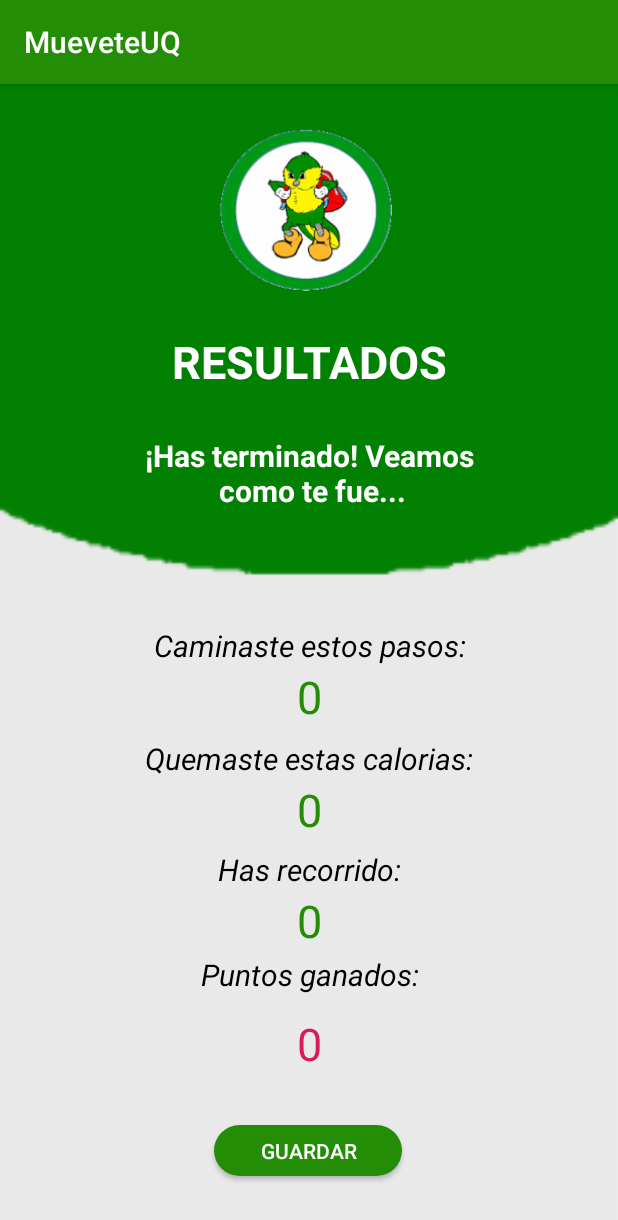
After one commit to MariaPaulaS/MueveteUQPodometro, an Android app: the ResultRaceActivity screen opened directly, with no data from a screen before it, on a phone screen of 412 x 824 dp. The commit adds this screen. Shown: the top 1220 px of the screen. Run offline under Robolectric (Android 15) with nearby library versions, the phone set to English and light mode, and no system bars.

Commit message:
Creada vista de resumen de resultados

```diff
--- /dev/null
+++ b/app/src/main/java/com/uniquindio/mueveteuq/activities/ResultRaceActivity.java
@@ -0,0 +1,16 @@
+package com.uniquindio.mueveteuq.activities;
+
+import androidx.appcompat.app.AppCompatActivity;
+
+import android.os.Bundle;
+
+import com.uniquindio.mueveteuq.R;
+
+public class ResultRaceActivity extends AppCompatActivity {
+
+    @Override
+    protected void onCreate(Bundle savedInstanceState) {
+        super.onCreate(savedInstanceState);
+        setContentView(R.layout.activity_result_race);
+    }
+}
--- a/app/src/main/java/com/uniquindio/mueveteuq/fragments/mapZone/MapFragment.java
+++ b/app/src/main/java/com/uniquindio/mueveteuq/fragments/mapZone/MapFragment.java
@@ -199,8 +199,8 @@ public class MapFragment extends Fragment implements OnMapReadyCallback, Locatio
             @Override
             public void onClick(View view) {
 
-
-                if (service != null) {
+                //Si el servicio esta corriendo y el estado es true
+                if (service != null && status) {
 
                     running = false;
                     ponerMarcadorInicioFin();
--- /dev/null
+++ b/app/src/main/res/layout/activity_result_race.xml
@@ -0,0 +1,219 @@
+<?xml version="1.0" encoding="utf-8"?>
+<androidx.constraintlayout.widget.ConstraintLayout xmlns:android="http://schemas.android.com/apk/res/android"
+    xmlns:app="http://schemas.android.com/apk/res-auto"
+    xmlns:tools="http://schemas.android.com/tools"
+    android:layout_width="match_parent"
+    android:layout_height="match_parent"
+    android:background="@drawable/fondo_r"
+    tools:context="com.uniquindio.mueveteuq.activities.ResultRaceActivity">
+
+
+    <androidx.constraintlayout.widget.ConstraintLayout
+        android:id="@+id/linearLayout4"
+        android:layout_width="match_parent"
+
+        android:layout_height="match_parent"
+        android:gravity="bottom"
+        tools:layout_editor_absoluteX="16dp"
+        tools:layout_editor_absoluteY="55dp">
+
+
+        <TextView
+            android:id="@+id/txtPasos"
+            android:layout_width="0dp"
+            android:layout_height="wrap_content"
+            android:layout_marginStart="9dp"
+            android:layout_marginEnd="9dp"
+            android:layout_marginBottom="380dp"
+            android:gravity="center"
+            android:text="Caminaste estos pasos:"
+            android:textColor="@color/kuro"
+            android:textSize="20sp"
+            android:textStyle="italic"
+            app:layout_constraintBottom_toBottomOf="parent"
+            app:layout_constraintEnd_toEndOf="parent"
+            app:layout_constraintHorizontal_bias="0.0"
+            app:layout_constraintStart_toStartOf="parent" />
+
+        <TextView
+            android:id="@+id/txtResPasos"
+            android:layout_width="0dp"
+            android:layout_height="wrap_content"
+            android:layout_marginStart="9dp"
+            android:layout_marginLeft="9dp"
+            android:layout_marginEnd="9dp"
+            android:layout_marginRight="9dp"
+            android:gravity="center"
+            android:text="0"
+            android:textColor="@color/midori"
+            android:textSize="30sp"
+            app:layout_constraintEnd_toEndOf="parent"
+            app:layout_constraintStart_toStartOf="parent"
+            app:layout_constraintTop_toBottomOf="@+id/txtPasos" />
+
+
+        <TextView
+            android:id="@+id/txtCalorias"
+            android:layout_width="0dp"
+            android:layout_height="wrap_content"
+            android:layout_marginStart="9dp"
+            android:layout_marginLeft="9dp"
+            android:layout_marginTop="7dp"
+            android:layout_marginEnd="9dp"
+            android:layout_marginRight="9dp"
+            android:gravity="center"
+            android:text="Quemaste estas calorias:"
+            android:textColor="@color/kuro"
+            android:textSize="20sp"
+            android:textStyle="italic"
+            app:layout_constraintEnd_toEndOf="parent"
+            app:layout_constraintStart_toStartOf="parent"
+            app:layout_constraintTop_toBottomOf="@+id/txtResPasos" />
+
+
+        <TextView
+            android:id="@+id/txtResCalorias"
+            android:layout_width="0dp"
+            android:layout_height="wrap_content"
+            android:layout_marginStart="9dp"
+            android:layout_marginLeft="9dp"
+            android:layout_marginEnd="9dp"
+            android:layout_marginRight="9dp"
+            android:gravity="center"
+            android:text="0"
+            android:textColor="@color/midori"
+            android:textSize="30sp"
+            app:layout_constraintEnd_toEndOf="parent"
+            app:layout_constraintStart_toStartOf="parent"
+            app:layout_constraintTop_toBottomOf="@+id/txtCalorias" />
+
+
+        <TextView
+            android:id="@+id/txtDistancia"
+            android:layout_width="0dp"
+            android:layout_height="wrap_content"
+            android:layout_marginStart="9dp"
+            android:layout_marginLeft="9dp"
+            android:layout_marginTop="6dp"
+            android:layout_marginEnd="9dp"
+            android:layout_marginRight="9dp"
+            android:gravity="center"
+            android:text="Has recorrido:"
+            android:textColor="@color/kuro"
+            android:textSize="20sp"
+            android:textStyle="italic"
+            app:layout_constraintEnd_toEndOf="parent"
+            app:layout_constraintStart_toStartOf="parent"
+            app:layout_constraintTop_toBottomOf="@+id/txtResCalorias" />
+
+
+        <TextView
+            android:id="@+id/txtResDistancia"
+            android:layout_width="0dp"
+            android:layout_height="wrap_content"
+            android:layout_marginStart="9dp"
+            android:layout_marginLeft="9dp"
+            android:layout_marginEnd="9dp"
+            android:layout_marginRight="9dp"
+            android:gravity="center"
+            android:text="0"
+            android:textColor="@color/midori"
+            android:textSize="30sp"
+            app:layout_constraintEnd_toEndOf="parent"
+            app:layout_constraintStart_toStartOf="parent"
+            app:layout_constraintTop_toBottomOf="@+id/txtDistancia" />
+
+
+        <TextView
+            android:id="@+id/txtPoints"
+            android:layout_width="0dp"
+            android:layout_height="wrap_content"
+            android:layout_marginStart="9dp"
+            android:layout_marginEnd="9dp"
+            android:layout_marginBottom="12dp"
+            android:gravity="center"
+            android:text="Puntos ganados:"
+            android:textColor="@color/kuro"
+            android:textSize="20sp"
+            android:textStyle="italic"
+            app:layout_constraintBottom_toTopOf="@+id/txtResPoints"
+            app:layout_constraintEnd_toEndOf="parent"
+            app:layout_constraintHorizontal_bias="0.0"
+            app:layout_constraintStart_toStartOf="parent" />
+
+        <TextView
+            android:id="@+id/txtResPoints"
+            android:layout_width="0dp"
+            android:layout_height="wrap_content"
+            android:layout_marginStart="9dp"
+            android:layout_marginEnd="9dp"
+            android:layout_marginBottom="108dp"
+            android:gravity="center"
+            android:text="0"
+            android:textColor="@color/colorAccent"
+            android:textSize="30sp"
+            app:layout_constraintBottom_toBottomOf="parent"
+            app:layout_constraintEnd_toEndOf="parent"
+            app:layout_constraintHorizontal_bias="1.0"
+            app:layout_constraintStart_toStartOf="parent" />
+
+        <TextView
+            android:id="@+id/txtMessage"
+            android:layout_width="match_parent"
+            android:layout_height="wrap_content"
+            android:gravity="center"
+            android:text="¡Has terminado! Veamos\n como te fue..."
+            android:textColor="@color/shiro"
+            android:textSize="20sp"
+            android:textStyle="bold"
+            app:layout_constraintBottom_toBottomOf="parent"
+            app:layout_constraintTop_toBottomOf="@+id/txtResultados"
+            app:layout_constraintVertical_bias="0.056"
+            tools:layout_editor_absoluteX="55dp" />
+
+        <ImageView
+            android:id="@+id/idLayoutFondo"
+            android:layout_width="231dp"
+            android:layout_height="131dp"
+            android:src="@drawable/icono_sinfondo"
+            app:layout_constraintBottom_toBottomOf="parent"
+            app:layout_constraintEnd_toEndOf="parent"
+            app:layout_constraintStart_toStartOf="parent"
+            app:layout_constraintTop_toTopOf="parent"
+            app:layout_constraintVertical_bias="0.026" />
+
+        <TextView
+            android:id="@+id/txtResultados"
+            android:layout_width="match_parent"
+            android:layout_height="wrap_content"
+            android:gravity="center"
+            android:text="RESULTADOS"
+            android:textColor="@color/shiro"
+            android:textSize="30sp"
+            android:textStyle="bold"
+            app:layout_constraintBottom_toBottomOf="parent"
+            app:layout_constraintTop_toBottomOf="@+id/idLayoutFondo"
+            app:layout_constraintVertical_bias="0.029"
+            tools:layout_editor_absoluteX="9dp" />
+
+        <Button
+            android:id="@+id/btn_ok"
+            android:layout_width="125dp"
+            android:layout_height="34dp"
+            android:layout_marginStart="40dp"
+            android:layout_marginEnd="40dp"
+            android:layout_marginBottom="40dp"
+            android:background="@drawable/btn_redondeado_registro"
+            android:text="Guardar"
+            android:textColor="@color/shiro"
+            app:layout_constraintBottom_toBottomOf="parent"
+            app:layout_constraintEnd_toEndOf="parent"
+            app:layout_constraintHorizontal_bias="0.497"
+            app:layout_constraintStart_toStartOf="parent"
+            app:layout_constraintTop_toBottomOf="@+id/val_verify_password"
+            app:layout_constraintVertical_bias="0.233" />
+
+
+    </androidx.constraintlayout.widget.ConstraintLayout>
+
+</androidx.constraintlayout.widget.ConstraintLayout>
--- a/app/src/main/res/layout/fragment_map.xml
+++ b/app/src/main/res/layout/fragment_map.xml
@@ -20,39 +20,6 @@
         android:name="com.google.android.gms.maps.MapFragment"
         android:layout_width="match_parent"
         android:layout_height="match_parent" />
-
-    <!--
-
-        <com.google.android.material.floatingactionbutton.FloatingActionButton
-        android:id="@+id/fab"
-        android:layout_width="wrap_content"
-        android:layout_height="wrap_content"
-        android:layout_gravity="bottom|end"
-        android:src="@android:drawable/ic_menu_compass"
-        android:layout_margin="16dp" />
-
-
-         <com.google.android.material.floatingactionbutton.FloatingActionButton
-        android:id="@+id/fabIniciarRecorrido"
-        android:layout_width="wrap_content"
-        android:layout_height="wrap_content"
-        android:layout_gravity="start|bottom"
-        android:src="@android:drawable/ic_media_play"
-        android:layout_margin="16dp"
-        />
-
-    <com.google.android.material.floatingactionbutton.FloatingActionButton
-        android:id="@+id/fabTerminarRecorrido"
-        android:layout_width="wrap_content"
-        android:layout_height="wrap_content"
-        android:layout_gravity="center|bottom"
-        android:src="@android:drawable/ic_media_pause"
-        android:layout_margin="16dp"
-        />
-
-    -->
-
-
 
 
     <TextView
```
Also changed, not shown: app/src/main/AndroidManifest.xml (+19 -12 lines), app/src/main/res/drawable-hdpi/fondo_r.png (added), app/src/main/res/drawable-mdpi/fondo_r.png (added), app/src/main/res/drawable-xhdpi/fondo_r.png (added), app/src/main/res/drawable-xxhdpi/fondo_r.png (added), app/src/main/res/drawable-xxxhdpi/fondo_r.png (added).
